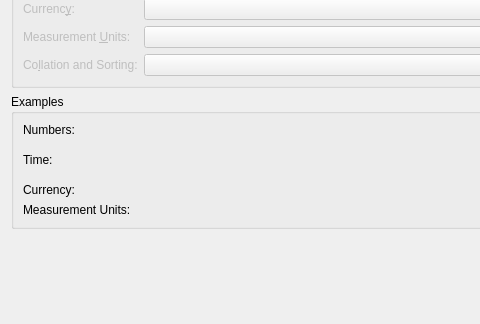
Qt form lxqt-config-locale/localeconfig.ui (lxqt/lxqt-config) before a commit; both pictures show x 0 to 480 and y 126 to 450 of the 600 by 450 pixel window.
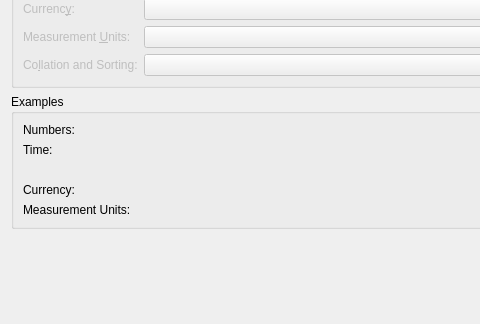
The same form after that commit. Custom widgets are drawn as their Qt base class.

Commit message: Align the time label to top

The edit to the form file:
```diff
--- a/lxqt-config-locale/localeconfig.ui
+++ b/lxqt-config-locale/localeconfig.ui
@@ -254,17 +254,11 @@
           </item>
           <item row="1" column="0">
            <widget class="QLabel" name="lexTime">
-            <property name="sizePolicy">
-             <sizepolicy hsizetype="Preferred" vsizetype="Expanding">
-              <horstretch>0</horstretch>
-              <verstretch>0</verstretch>
-             </sizepolicy>
-            </property>
             <property name="text">
              <string>Time:</string>
             </property>
             <property name="alignment">
-             <set>Qt::AlignLeading|Qt::AlignLeft|Qt::AlignVCenter</set>
+             <set>Qt::AlignLeading|Qt::AlignLeft|Qt::AlignTop</set>
             </property>
            </widget>
           </item>
```
